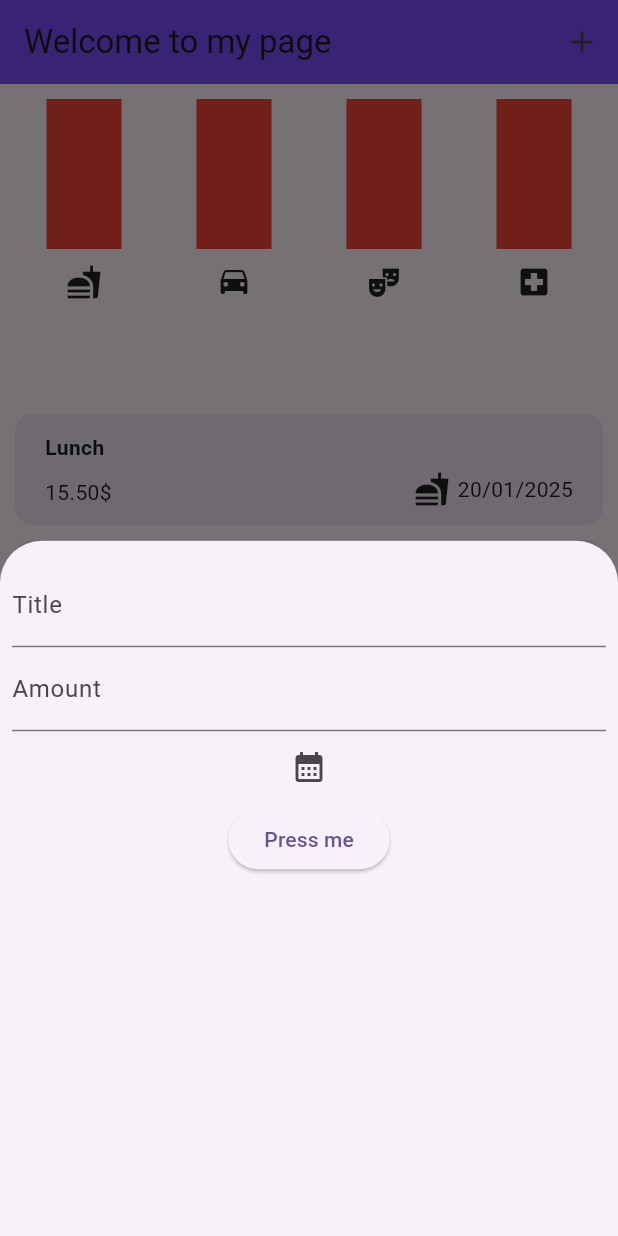
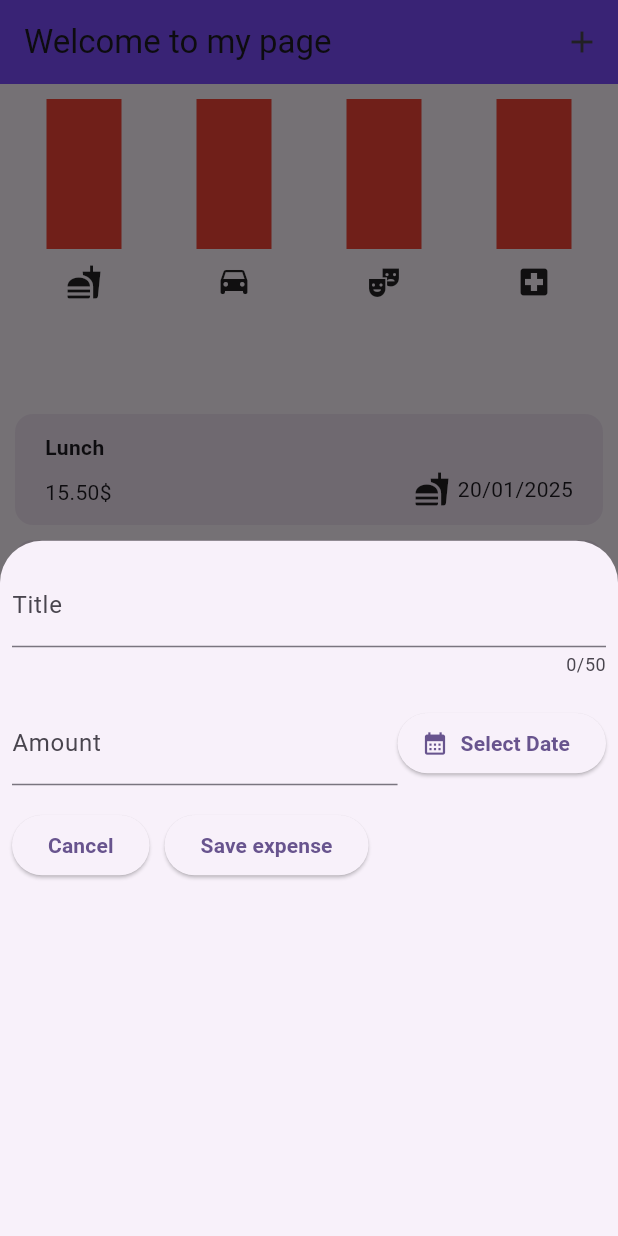
Before and after one commit to trungbuidesu/learn-flutter, a Flutter app: the screen it shows after launch, after a tap on the "add" icon, on a phone screen of 412 x 824 dp. Run offline on Flutter 3.47's test engine with Material 3 defaults, Android fonts, the phone set to English and light mode, and no system bars; our stand-ins replace google_fonts.

Commit message:
Update expense_create.dart

```diff
--- a/expenses_tracker/lib/widgets/expense_create.dart
+++ b/expenses_tracker/lib/widgets/expense_create.dart
@@ -1,4 +1,5 @@
 import 'package:flutter/material.dart';
+import 'package:intl/intl.dart';
 
 class ExpenseCreate extends StatefulWidget {
   const ExpenseCreate({super.key});
@@ -13,15 +14,31 @@ class _ExpenseCreateState extends State<ExpenseCreate> {
   final TextEditingController _titleController = TextEditingController();
   final TextEditingController _amountController = TextEditingController();
 
-  void _showDatePicker() {
+  DateTime? selectedDate;
+
+  @override
+  void dispose() {
+    _titleController.dispose();
+    _amountController.dispose();
+    super.dispose();
+  }
+
+  void _showDatePicker() async {
     final currentDate = DateTime.now();
     final firstDate =
         DateTime(currentDate.year - 1, currentDate.month, currentDate.day);
-    showDatePicker(
+    final pickedDate = await showDatePicker(
         context: context,
-        initialDate: currentDate,
+        initialDate: selectedDate ?? currentDate,
         firstDate: firstDate,
         lastDate: currentDate);
+    setState(() {
+      selectedDate = pickedDate;
+    });
+  }
+
+  void _cancelCreateExpense() {
+    Navigator.pop(context);
   }
 
   @override
@@ -31,13 +48,21 @@ class _ExpenseCreateState extends State<ExpenseCreate> {
       child: Column(
         children: [
           TextField(
+            maxLength: 50,
             controller: _titleController,
             keyboardType: TextInputType.text,
             decoration: InputDecoration(
               label: Text("Title"),
             ),
           ),
-          TextField(
+          const SizedBox(
+            height: 16,
+          ),
+          Row(
+            crossAxisAlignment: CrossAxisAlignment.center,
+            children: [
+              Expanded(
+                child: TextField(
                   controller: _amountController,
                   keyboardType: TextInputType.number,
                   decoration: InputDecoration(
@@ -45,13 +70,42 @@ class _ExpenseCreateState extends State<ExpenseCreate> {
                     prefixText: "\$ ",
                   ),
                 ),
-          IconButton(
-              onPressed: _showDatePicker, icon: Icon(Icons.calendar_month)),
+              ),
+              ElevatedButton.icon(
+                  label: Text(
+                    selectedDate == null
+                        ? "Select Date"
+                        : DateFormat("dd/MM/yyyy").format(selectedDate!),
+                    style: TextStyle(fontWeight: FontWeight.bold),
+                  ),
+                  onPressed: _showDatePicker,
+                  icon: Icon(Icons.calendar_month)),
+            ],
+          ),
+          const SizedBox(
+            height: 16,
+          ),
+          Row(
+            mainAxisAlignment: MainAxisAlignment.start,
+            crossAxisAlignment: CrossAxisAlignment.start,
+            spacing: 10,
+            children: [
+              ElevatedButton(
+                  onPressed: _cancelCreateExpense,
+                  child: Text(
+                    "Cancel",
+                    style: TextStyle(fontWeight: FontWeight.bold),
+                  )),
               ElevatedButton(
                   onPressed: () {
                     setState(() {});
                   },
-              child: Text("Press me"))
+                  child: Text(
+                    "Save expense",
+                    style: TextStyle(fontWeight: FontWeight.bold),
+                  ))
+            ],
+          ),
         ],
       ),
     );
```
Lines whose indentation alone changed are shown as unchanged.
